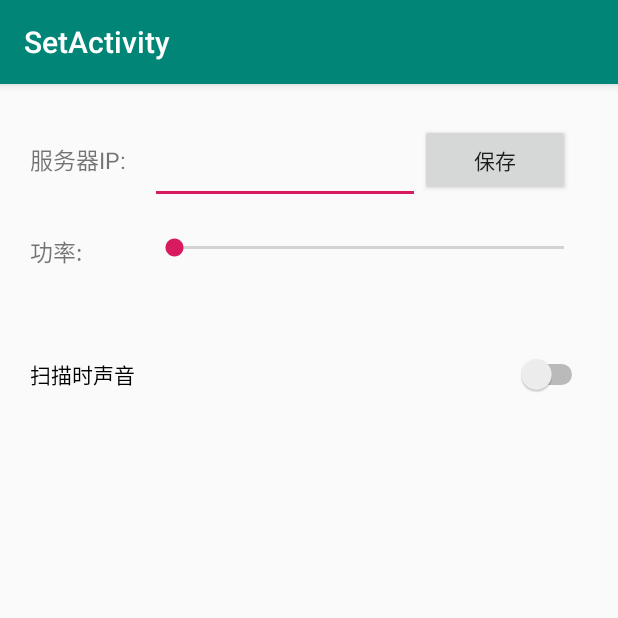
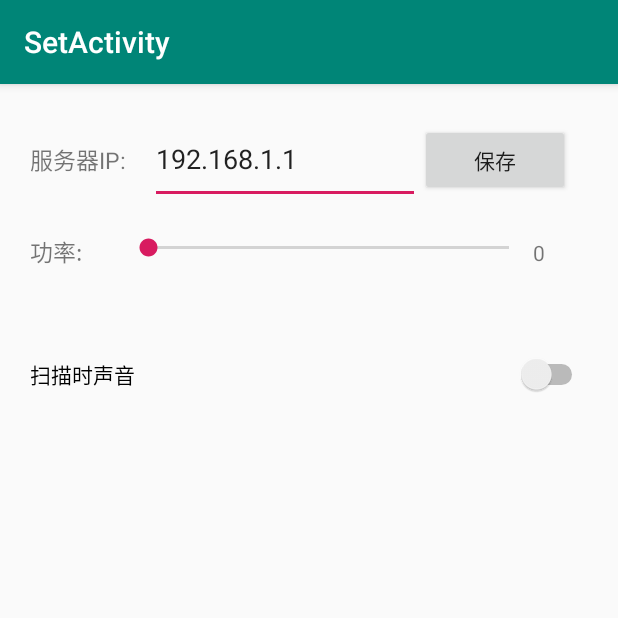
Before and after one commit to 8lackbody/examination, an Android app: the SetActivity screen opened directly, with no data from a screen before it, after a tap on "保存", on a phone screen of 412 x 824 dp, the top half of it. Run offline under Robolectric (Android 15) with nearby library versions, the phone set to English and light mode, and no system bars.

Commit message:
完善设置页面 添加okhttp请求

```diff
--- a/app/build.gradle
+++ b/app/build.gradle
@@ -27,4 +27,8 @@ dependencies {
     testImplementation 'junit:junit:4.12'
     androidTestImplementation 'androidx.test.ext:junit:1.1.0'
     androidTestImplementation 'androidx.test.espresso:espresso-core:3.1.1'
+
+    implementation 'com.squareup.okhttp3:okhttp:3.10.0'
+    implementation 'com.squareup.okio:okio:1.8.0'
+    implementation 'com.alibaba:fastjson:1.1.71.android'
 }
--- a/app/src/main/java/com/zht/examination/activity/SetActivity.java
+++ b/app/src/main/java/com/zht/examination/activity/SetActivity.java
@@ -4,22 +4,28 @@ import android.content.SharedPreferences;
 import android.os.Bundle;
 import android.view.View;
 import android.widget.Button;
+import android.widget.CompoundButton;
 import android.widget.EditText;
-import android.widget.ProgressBar;
 import android.widget.SeekBar;
 import android.widget.Switch;
+import android.widget.TextView;
+import android.widget.Toast;
 
 import androidx.appcompat.app.AppCompatActivity;
 import androidx.appcompat.widget.Toolbar;
 
 import com.zht.examination.R;
 
-public class SetActivity extends AppCompatActivity implements View.OnClickListener {
+public class SetActivity extends AppCompatActivity implements View.OnClickListener, SeekBar.OnSeekBarChangeListener, Switch.OnCheckedChangeListener {
+
+    String patternIp = "^(\\d|[1-9]\\d|1\\d{2}|2[0-4]\\d|25[0-5])(\\.(\\d|[1-9]\\d|1\\d{2}|2[0-4]\\d|25[0-5])){3}$";
+
 
     EditText ip;
     SeekBar power;
     Switch isVoice;
     Button save;
+    TextView num;
 
     SharedPreferences preferences;
     SharedPreferences.Editor editor;
@@ -38,14 +44,60 @@ public class SetActivity extends AppCompatActivity implements View.OnClickListen
         power = findViewById(R.id.seekBar);
         isVoice = findViewById(R.id.isVoice);
         save = findViewById(R.id.save);
+        num = findViewById(R.id.textView2);
         save.setOnClickListener(this);
 
         preferences = getSharedPreferences("set", 0);
         editor = preferences.edit();
+
+        num.setText(preferences.getString("power", "0"));
+
+        power.setMax(30);
+        power.setProgress(Integer.valueOf(preferences.getString("power", "0")));
+        power.setOnSeekBarChangeListener(this);
+
+        isVoice.setChecked(preferences.getBoolean("sound", false));
+        isVoice.setOnCheckedChangeListener(this);
+
+        ip.setText(preferences.getString("ip", "192.168.1.1"));
     }
 
     @Override
     public void onClick(View v) {
-        //TODO 保存设置
+        String s = ip.getText().toString();
+
+        if (s == null || s.isEmpty()) {
+            Toast.makeText(this, "ip为空！", Toast.LENGTH_SHORT).show();
+            return;
+        }
+
+        if (s.matches(patternIp)) {
+            editor.putString("ip", ip.getText().toString());
+            editor.commit();
+        } else {
+            Toast.makeText(this, "ip格式错误！", Toast.LENGTH_SHORT).show();
+        }
+    }
+
+    @Override
+    public void onProgressChanged(SeekBar seekBar, int progress, boolean fromUser) {
+        num.setText(String.valueOf(progress));
+    }
+
+    @Override
+    public void onStartTrackingTouch(SeekBar seekBar) {
+
+    }
+
+    @Override
+    public void onStopTrackingTouch(SeekBar seekBar) {
+        editor.putString("power", num.getText().toString());
+        editor.commit();
+    }
+
+    @Override
+    public void onCheckedChanged(CompoundButton buttonView, boolean isChecked) {
+        editor.putBoolean("sound", isChecked);
+        editor.commit();
     }
 }
--- a/app/src/main/res/layout/content_all.xml
+++ b/app/src/main/res/layout/content_all.xml
@@ -142,21 +142,21 @@
             android:layout_width="wrap_content"
             android:layout_height="wrap_content"
             android:layout_weight="1"
-            android:text="submit" />
+            android:text="@string/submit" />
 
         <Button
             android:id="@+id/startOrStop"
             android:layout_width="wrap_content"
             android:layout_height="wrap_content"
             android:layout_weight="1"
-            android:text="start" />
+            android:text="@string/start" />
 
         <Button
             android:id="@+id/empty"
             android:layout_width="wrap_content"
             android:layout_height="wrap_content"
             android:layout_weight="1"
-            android:text="empty" />
+            android:text="@string/empty" />
     </LinearLayout>
 
 </androidx.constraintlayout.widget.ConstraintLayout>
--- a/app/src/main/res/layout/content_set.xml
+++ b/app/src/main/res/layout/content_set.xml
@@ -63,17 +63,25 @@
 
         <TextView
             android:id="@+id/text_power"
-            android:layout_width="80dp"
+            android:layout_width="wrap_content"
             android:layout_height="wrap_content"
             android:layout_centerVertical="true"
             android:text="@string/text_power"
-            android:textSize="15dp" />
+            android:textSize="15dp"
+            android:layout_weight="1" />
 
         <SeekBar
             android:id="@+id/seekBar"
             android:layout_width="wrap_content"
             android:layout_height="wrap_content"
-            android:layout_weight="1" />
+            android:layout_weight="8" />
+
+        <TextView
+            android:id="@+id/textView2"
+            android:layout_width="wrap_content"
+            android:layout_height="wrap_content"
+            android:layout_weight="1"
+            android:text="TextView" />
 
 
     </LinearLayout>
```
Also changed, not shown: app/src/main/java/com/zht/examination/activity/AllActivity.java (+55 -7 lines), app/src/main/java/com/zht/examination/activity/MainActivity.java (+4 -3 lines), app/src/main/res/values/strings.xml (+7 -0 lines).
